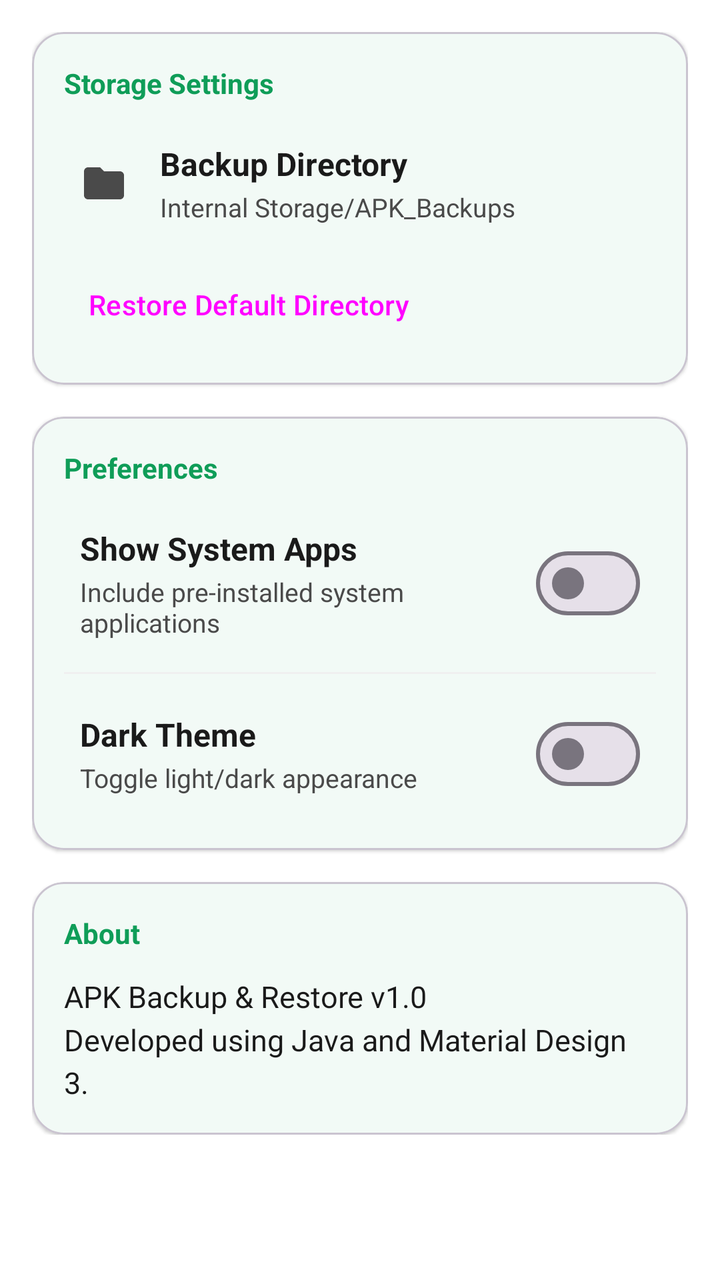
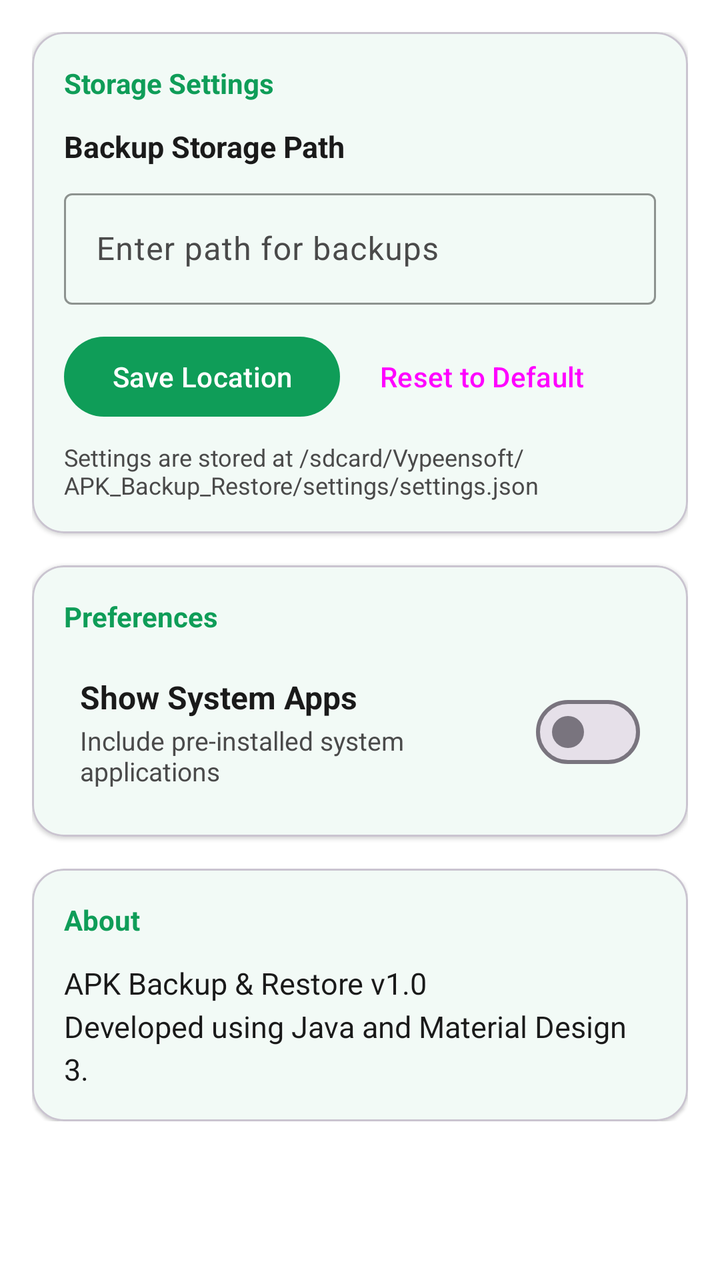

Two renders of the same Android screen: before a commit and after it. Below are the layout's source before the change and the commit's diff.
<!-- AndroidManifest.xml: activity theme Theme.ApkBackupRestore -->
<!-- res/layout/fragment_settings.xml -->
<?xml version="1.0" encoding="utf-8"?>
<ScrollView xmlns:android="http://schemas.android.com/apk/res/android"
    xmlns:app="http://schemas.android.com/apk/res-auto"
    android:layout_width="match_parent"
    android:layout_height="match_parent"
    android:background="?attr/colorSurface">

    <LinearLayout
        android:layout_width="match_parent"
        android:layout_height="wrap_content"
        android:orientation="vertical"
        android:padding="16dp">

        
        <com.google.android.material.card.MaterialCardView
            android:layout_width="match_parent"
            android:layout_height="wrap_content"
            android:layout_marginBottom="16dp"
            app:cardCornerRadius="16dp"
            app:cardElevation="1dp">

            <LinearLayout
                android:layout_width="match_parent"
                android:layout_height="wrap_content"
                android:orientation="vertical"
                android:padding="16dp">

                <TextView
                    android:layout_width="wrap_content"
                    android:layout_height="wrap_content"
                    android:text="Storage Settings"
                    android:textColor="?attr/colorPrimary"
                    android:textSize="14sp"
                    android:textStyle="bold" />

                <LinearLayout
                    android:id="@+id/layout_select_folder"
                    android:layout_width="match_parent"
                    android:layout_height="wrap_content"
                    android:layout_marginTop="12dp"
                    android:background="?attr/selectableItemBackground"
                    android:clickable="true"
                    android:focusable="true"
                    android:gravity="center_vertical"
                    android:orientation="horizontal"
                    android:padding="8dp">

                    <ImageView
                        android:layout_width="24dp"
                        android:layout_height="24dp"
                        android:src="@drawable/ic_folder"
                        app:tint="?attr/colorOnSurfaceVariant" />

                    <LinearLayout
                        android:layout_width="0dp"
                        android:layout_height="wrap_content"
                        android:layout_marginStart="16dp"
                        android:layout_weight="1"
                        android:orientation="vertical">

                        <TextView
                            android:layout_width="wrap_content"
                            android:layout_height="wrap_content"
                            android:text="@string/settings_storage_title"
                            android:textColor="?attr/colorOnSurface"
                            android:textSize="16sp"
                            android:textStyle="bold" />

                        <TextView
                            android:id="@+id/tv_backup_path"
                            android:layout_width="wrap_content"
                            android:layout_height="wrap_content"
                            android:layout_marginTop="2dp"
                            android:text="Internal Storage/APK_Backups"
                            android:textColor="?attr/colorOnSurfaceVariant"
                            android:textSize="13sp" />
                    </LinearLayout>
                </LinearLayout>

                <Button
                    android:id="@+id/btn_reset_directory"
                    style="@style/Widget.Material3.Button.TextButton"
                    android:layout_width="wrap_content"
                    android:layout_height="wrap_content"
                    android:layout_marginTop="8dp"
                    android:text="@string/settings_reset_directory" />

            </LinearLayout>
        </com.google.android.material.card.MaterialCardView>

        
        <com.google.android.material.card.MaterialCardView
            android:layout_width="match_parent"
            android:layout_height="wrap_content"
            android:layout_marginBottom="16dp"
            app:cardCornerRadius="16dp"
            app:cardElevation="1dp">

            <LinearLayout
                android:layout_width="match_parent"
                android:layout_height="wrap_content"
                android:orientation="vertical"
                android:padding="16dp">

                <TextView
                    android:layout_width="wrap_content"
                    android:layout_height="wrap_content"
                    android:text="Preferences"
                    android:textColor="?attr/colorPrimary"
                    android:textSize="14sp"
                    android:textStyle="bold" />

                
                <LinearLayout
                    android:layout_width="match_parent"
                    android:layout_height="wrap_content"
                    android:layout_marginTop="12dp"
                    android:gravity="center_vertical"
                    android:orientation="horizontal"
                    android:padding="8dp">

                    <LinearLayout
                        android:layout_width="0dp"
                        android:layout_height="wrap_content"
                        android:layout_weight="1"
                        android:orientation="vertical">

                        <TextView
                            android:layout_width="wrap_content"
                            android:layout_height="wrap_content"
                            android:text="@string/settings_show_system_title"
                            android:textColor="?attr/colorOnSurface"
                            android:textSize="16sp"
                            android:textStyle="bold" />

                        <TextView
                            android:layout_width="wrap_content"
                            android:layout_height="wrap_content"
                            android:layout_marginTop="2dp"
                            android:text="@string/settings_show_system_summary"
                            android:textColor="?attr/colorOnSurfaceVariant"
                            android:textSize="13sp" />
                    </LinearLayout>

                    <com.google.android.material.materialswitch.MaterialSwitch
                        android:id="@+id/switch_show_system"
                        android:layout_width="wrap_content"
                        android:layout_height="wrap_content" />
                </LinearLayout>

                <View
                    android:layout_width="match_parent"
                    android:layout_height="1dp"
                    android:layout_marginVertical="8dp"
                    android:background="?attr/colorSurfaceVariant" />

                
                <LinearLayout
                    android:layout_width="match_parent"
                    android:layout_height="wrap_content"
                    android:gravity="center_vertical"
                    android:orientation="horizontal"
                    android:padding="8dp">

                    <LinearLayout
                        android:layout_width="0dp"
                        android:layout_height="wrap_content"
                        android:layout_weight="1"
                        android:orientation="vertical">

                        <TextView
                            android:layout_width="wrap_content"
                            android:layout_height="wrap_content"
                            android:text="@string/settings_dark_mode_title"
                            android:textColor="?attr/colorOnSurface"
                            android:textSize="16sp"
                            android:textStyle="bold" />

                        <TextView
                            android:layout_width="wrap_content"
                            android:layout_height="wrap_content"
                            android:layout_marginTop="2dp"
                            android:text="@string/settings_dark_mode_summary"
                            android:textColor="?attr/colorOnSurfaceVariant"
                            android:textSize="13sp" />
                    </LinearLayout>

                    <com.google.android.material.materialswitch.MaterialSwitch
                        android:id="@+id/switch_dark_mode"
                        android:layout_width="wrap_content"
                        android:layout_height="wrap_content" />
                </LinearLayout>

            </LinearLayout>
        </com.google.android.material.card.MaterialCardView>

        
        <com.google.android.material.card.MaterialCardView
            android:layout_width="match_parent"
            android:layout_height="wrap_content"
            app:cardCornerRadius="16dp"
            app:cardElevation="1dp">

            <LinearLayout
                android:layout_width="match_parent"
                android:layout_height="wrap_content"
                android:orientation="vertical"
                android:padding="16dp">

                <TextView
                    android:layout_width="wrap_content"
                    android:layout_height="wrap_content"
                    android:text="@string/settings_about_title"
                    android:textColor="?attr/colorPrimary"
                    android:textSize="14sp"
                    android:textStyle="bold" />

                <TextView
                    android:id="@+id/tv_about_summary"
                    android:layout_width="match_parent"
                    android:layout_height="wrap_content"
                    android:layout_marginTop="12dp"
                    android:text="@string/settings_about_summary"
                    android:textColor="?attr/colorOnSurface"
                    android:textSize="15sp"
                    android:lineSpacingMultiplier="1.2" />

            </LinearLayout>
        </com.google.android.material.card.MaterialCardView>

    </LinearLayout>
</ScrollView>
<!-- resources referenced by this layout -->
<resources>
  <!-- drawable ic_folder (drawable) -->
  <vector xmlns:android="http://schemas.android.com/apk/res/android"
      android:width="24dp"
      android:height="24dp"
      android:viewportWidth="24"
      android:viewportHeight="24">
    <path
        android:fillColor="#FF000000"
        android:pathData="M10,4H4c-1.1,0 -1.99,0.9 -1.99,2L2,18c0,1.1 0.9,2 2,2h16c1.1,0 2,-0.9 2,-2V8c0,-1.1 -0.9,-2 -2,-2h-8l-2,-2z"/>
  </vector>
  <string name="settings_about_summary">APK Backup &amp; Restore v1.0\nDeveloped using Java and Material Design 3.</string>
  <string name="settings_about_title">About</string>
  <string name="settings_dark_mode_summary">Toggle light/dark appearance</string>
  <string name="settings_dark_mode_title">Dark Theme</string>
  <string name="settings_reset_directory">Restore Default Directory</string>
  <string name="settings_show_system_summary">Include pre-installed system applications</string>
  <string name="settings_show_system_title">Show System Apps</string>
  <string name="settings_storage_title">Backup Directory</string>
  <style name="Theme.ApkBackupRestore" parent="Theme.Material3.DayNight.NoActionBar">
          
          <item name="colorPrimary">@color/primary</item>
          <item name="colorOnPrimary">@color/onPrimary</item>
          <item name="colorPrimaryContainer">@color/primaryContainer</item>
          <item name="colorOnPrimaryContainer">@color/onPrimaryContainer</item>
          
          
          <item name="colorSecondary">@color/secondary</item>
          <item name="colorOnSecondary">@color/onSecondary</item>
          <item name="colorSecondaryContainer">@color/secondaryContainer</item>
          <item name="colorOnSecondaryContainer">@color/onSecondaryContainer</item>
  
          
          <item name="android:statusBarColor">?attr/colorSurface</item>
          <item name="android:windowLightStatusBar">true</item>
          
          
          <item name="android:navigationBarColor">?attr/colorSurfaceContainer</item>
          
          
          <item name="android:windowBackground">@color/background</item>
          <item name="colorSurface">@color/surface</item>
          <item name="colorOnSurface">@color/onSurface</item>
          <item name="colorSurfaceVariant">@color/surfaceVariant</item>
          <item name="colorOnSurfaceVariant">@color/onSurfaceVariant</item>
      </style>
  <color name="primary">#0F9D58</color>
  <color name="onPrimary">#FFFFFF</color>
  <color name="primaryContainer">#D2F0DE</color>
  <color name="onPrimaryContainer">#00391C</color>
  <color name="secondary">#3F51B5</color>
  <color name="onSecondary">#FFFFFF</color>
  <color name="secondaryContainer">#E8EAF6</color>
  <color name="onSecondaryContainer">#1A237E</color>
  <color name="background">#FAFAFA</color>
  <color name="surface">#FFFFFF</color>
  <color name="onSurface">#1A1A1A</color>
  <color name="surfaceVariant">#F0F0F0</color>
  <color name="onSurfaceVariant">#4A4A4A</color>
</resources>

<!-- the commit's change to res/layout/fragment_settings.xml (unified diff, before → after) -->
@@ -33,57 +33,61 @@
                     android:textSize="14sp"
                     android:textStyle="bold" />
 
+                <TextView
+                    android:layout_width="wrap_content"
+                    android:layout_height="wrap_content"
+                    android:layout_marginTop="12dp"
+                    android:text="Backup Storage Path"
+                    android:textColor="?attr/colorOnSurface"
+                    android:textSize="15sp"
+                    android:textStyle="bold" />
+
+                <com.google.android.material.textfield.TextInputLayout
+                    style="@style/Widget.Material3.TextInputLayout.OutlinedBox"
+                    android:layout_width="match_parent"
+                    android:layout_height="wrap_content"
+                    android:layout_marginTop="8dp"
+                    app:boxStrokeColor="?attr/colorPrimary"
+                    app:hintTextColor="?attr/colorPrimary">
+
+                    <com.google.android.material.textfield.TextInputEditText
+                        android:id="@+id/editPath"
+                        android:layout_width="match_parent"
+                        android:layout_height="wrap_content"
+                        android:inputType="text"
+                        android:hint="Enter path for backups" />
+                </com.google.android.material.textfield.TextInputLayout>
+
                 <LinearLayout
-                    android:id="@+id/layout_select_folder"
                     android:layout_width="match_parent"
                     android:layout_height="wrap_content"
                     android:layout_marginTop="12dp"
-                    android:background="?attr/selectableItemBackground"
-                    android:clickable="true"
-                    android:focusable="true"
-                    android:gravity="center_vertical"
                     android:orientation="horizontal"
-                    android:padding="8dp">
+                    android:gravity="center_vertical">
 
-                    <ImageView
-                        android:layout_width="24dp"
-                        android:layout_height="24dp"
-                        android:src="@drawable/ic_folder"
-                        app:tint="?attr/colorOnSurfaceVariant" />
+                    <com.google.android.material.button.MaterialButton
+                        android:id="@+id/btnSaveSettings"
+                        android:layout_width="wrap_content"
+                        android:layout_height="wrap_content"
+                        android:text="Save Location" />
 
-                    <LinearLayout
-                        android:layout_width="0dp"
+                    <Button
+                        android:id="@+id/btn_reset_directory"
+                        style="@style/Widget.Material3.Button.TextButton"
+                        android:layout_width="wrap_content"
                         android:layout_height="wrap_content"
-                        android:layout_marginStart="16dp"
-                        android:layout_weight="1"
-                        android:orientation="vertical">
+                        android:layout_marginStart="8dp"
+                        android:text="Reset to Default" />
 
-                        <TextView
-                            android:layout_width="wrap_content"
-                            android:layout_height="wrap_content"
-                            android:text="@string/settings_storage_title"
-                            android:textColor="?attr/colorOnSurface"
-                            android:textSize="16sp"
-                            android:textStyle="bold" />
-
-                        <TextView
-                            android:id="@+id/tv_backup_path"
-                            android:layout_width="wrap_content"
-                            android:layout_height="wrap_content"
-                            android:layout_marginTop="2dp"
-                            android:text="Internal Storage/APK_Backups"
-                            android:textColor="?attr/colorOnSurfaceVariant"
-                            android:textSize="13sp" />
-                    </LinearLayout>
                 </LinearLayout>
 
-                <Button
-                    android:id="@+id/btn_reset_directory"
-                    style="@style/Widget.Material3.Button.TextButton"
-                    android:layout_width="wrap_content"
+                <TextView
+                    android:layout_width="match_parent"
                     android:layout_height="wrap_content"
                     android:layout_marginTop="8dp"
-                    android:text="@string/settings_reset_directory" />
+                    android:text="Settings are stored at /sdcard/Vypeensoft/APK_Backup_Restore/settings/settings.json"
+                    android:textColor="?attr/colorOnSurfaceVariant"
+                    android:textSize="12sp" />
 
             </LinearLayout>
         </com.google.android.material.card.MaterialCardView>
@@ -148,49 +152,6 @@
                         android:layout_height="wrap_content" />
                 </LinearLayout>
 
-                <View
-                    android:layout_width="match_parent"
-                    android:layout_height="1dp"
-                    android:layout_marginVertical="8dp"
-                    android:background="?attr/colorSurfaceVariant" />
-
-                
-                <LinearLayout
-                    android:layout_width="match_parent"
-                    android:layout_height="wrap_content"
-                    android:gravity="center_vertical"
-                    android:orientation="horizontal"
-                    android:padding="8dp">
-
-                    <LinearLayout
-                        android:layout_width="0dp"
-                        android:layout_height="wrap_content"
-                        android:layout_weight="1"
-                        android:orientation="vertical">
-
-                        <TextView
-                            android:layout_width="wrap_content"
-                            android:layout_height="wrap_content"
-                            android:text="@string/settings_dark_mode_title"
-                            android:textColor="?attr/colorOnSurface"
-                            android:textSize="16sp"
-                            android:textStyle="bold" />
-
-                        <TextView
-                            android:layout_width="wrap_content"
-                            android:layout_height="wrap_content"
-                            android:layout_marginTop="2dp"
-                            android:text="@string/settings_dark_mode_summary"
-                            android:textColor="?attr/colorOnSurfaceVariant"
-                            android:textSize="13sp" />
-                    </LinearLayout>
-
-                    <com.google.android.material.materialswitch.MaterialSwitch
-                        android:id="@+id/switch_dark_mode"
-                        android:layout_width="wrap_content"
-                        android:layout_height="wrap_content" />
-                </LinearLayout>
-
             </LinearLayout>
         </com.google.android.material.card.MaterialCardView>
 
<!-- resource entries referenced after the edit -->
@@ -1,23 +1,9 @@
 <!-- resources referenced by this layout -->
 <resources>
-  <!-- drawable ic_folder (drawable) -->
-  <vector xmlns:android="http://schemas.android.com/apk/res/android"
-      android:width="24dp"
-      android:height="24dp"
-      android:viewportWidth="24"
-      android:viewportHeight="24">
-    <path
-        android:fillColor="#FF000000"
-        android:pathData="M10,4H4c-1.1,0 -1.99,0.9 -1.99,2L2,18c0,1.1 0.9,2 2,2h16c1.1,0 2,-0.9 2,-2V8c0,-1.1 -0.9,-2 -2,-2h-8l-2,-2z"/>
-  </vector>
   <string name="settings_about_summary">APK Backup &amp; Restore v1.0\nDeveloped using Java and Material Design 3.</string>
   <string name="settings_about_title">About</string>
-  <string name="settings_dark_mode_summary">Toggle light/dark appearance</string>
-  <string name="settings_dark_mode_title">Dark Theme</string>
-  <string name="settings_reset_directory">Restore Default Directory</string>
   <string name="settings_show_system_summary">Include pre-installed system applications</string>
   <string name="settings_show_system_title">Show System Apps</string>
-  <string name="settings_storage_title">Backup Directory</string>
   <style name="Theme.ApkBackupRestore" parent="Theme.Material3.DayNight.NoActionBar">
           
           <item name="colorPrimary">@color/primary</item>
